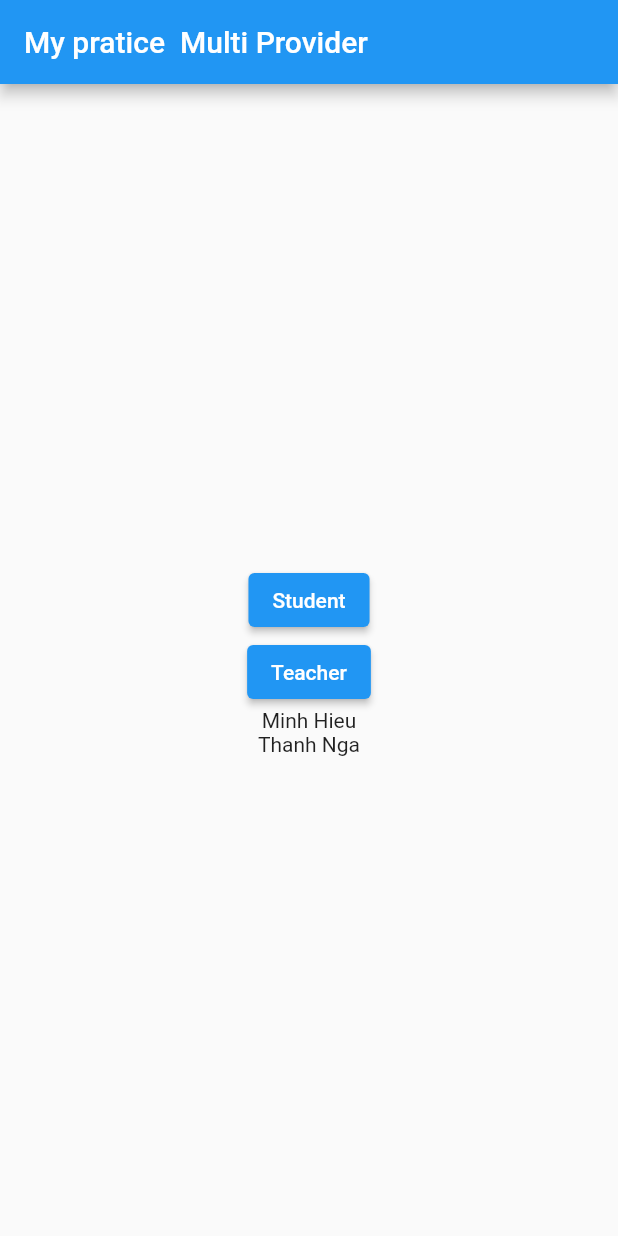
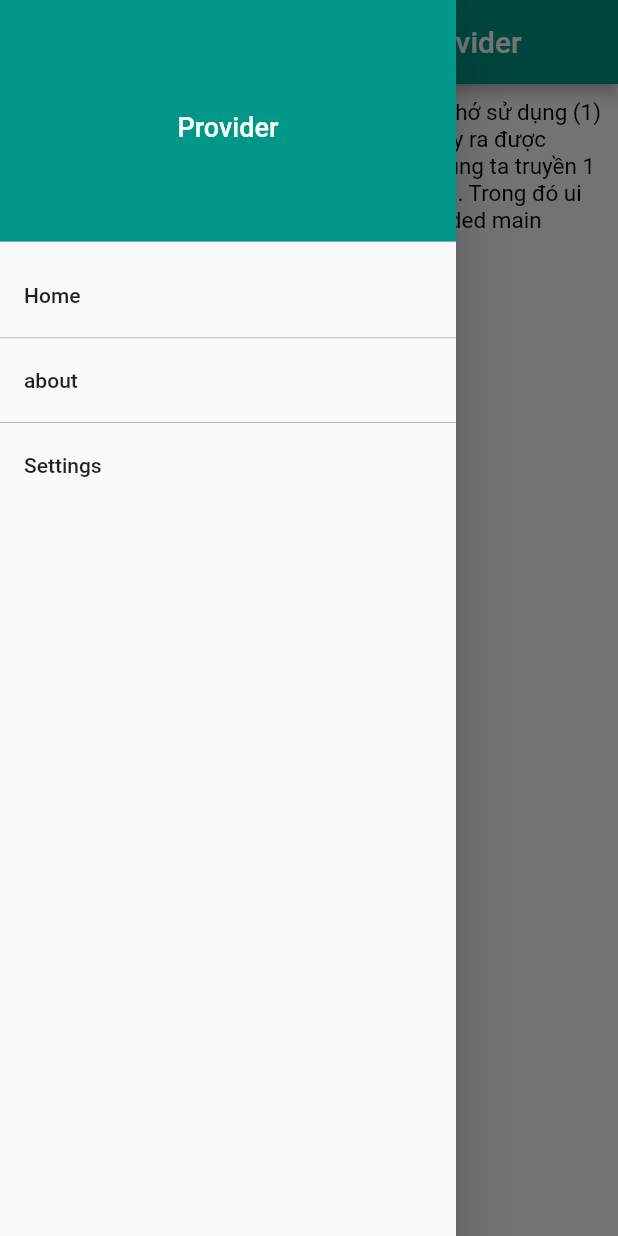
Before and after one commit to CamenRyder/providerDart, a Flutter app: the screen it shows after launch, with the side drawer open (before the commit the screen has no drawer), on a phone screen of 412 x 824 dp. Run offline on Flutter 3.47's test engine with Material 2 defaults, Android fonts, the phone set to English and light mode, and no system bars; missing offline and left inert: dart:ffi.

Commit message:
update  provider02
pratice provider with example simply to use :)

```diff
--- a/lib/main.dart
+++ b/lib/main.dart
@@ -1,29 +1,49 @@
+
 import 'package:flutter/material.dart';
 import 'package:provider/provider.dart';
-import 'package:provider_tutoi01/StreamProviderExample.dart';
-import 'package:provider_tutoi01/futureProviderExample.dart';
-import 'package:provider_tutoi01/mutilProviderExampleByMe.dart';
-import 'package:provider_tutoi01/notifyChangeProviderExample.dart';
-import 'package:provider_tutoi01/providerExample.dart';
-import 'package:provider_tutoi01/providerExampleByMe.dart';
+import 'package:provider_tutoi01/provider_02/view/about.dart';
+import 'package:provider_tutoi01/provider_02/view/home.dart';
+import 'package:provider_tutoi01/provider_02/model/ui.dart';
+import 'package:provider_tutoi01/provider_02/view/settings.dart';
 
 void main() {
-  runApp(const MyApp());
+  runApp( MyApp());
 }
 
 
 
-class MyApp extends StatelessWidget {
+// class MyApp extends StatelessWidget {
+//   const MyApp({super.key});
+
+//   // This widget is the root of your application.
+//   @override
+//   Widget build(BuildContext context) {
+//     //  return const ProviderExample() ;  // tuy là truyền được data nhưng không thể vận dụng để thay đổi trong widget!
+//     // return const ExampleNotifyChangeProvider() ;  // nay cung ngon nhung co ham future ngon hon :v
+//     // return const  FutureProviderExample() ; // giong nhu provider , khứa này có vẻ chỉ ko cập nhật wigdet nó chỉ update dữ liệu theo future :v
+//   //  return const  StreamProviderExample() ; // cơ bản là streamBuilder, consumer chỉ chạy theo luồng của stream không hề có cập nhật widgets
+//     // StreamProvider thường được dùng để truyển khai bloc bussines :v
+//     return  MutilProviderExample();
+//   }
+// }  --> this is provier_01 entry ! <---
+
+ class MyApp extends StatelessWidget {
   const MyApp({super.key});
 
-  // This widget is the root of your application.
   @override
   Widget build(BuildContext context) {
-    //  return const ProviderExample() ;  // tuy là truyền được data nhưng không thể vận dụng để thay đổi trong widget!
-    // return const ExampleNotifyChangeProvider() ;  // nay cung ngon nhung co ham future ngon hon :v
-    // return const  FutureProviderExample() ; // giong nhu provider , khứa này có vẻ chỉ ko cập nhật wigdet nó chỉ update dữ liệu theo future :v
-  //  return const  StreamProviderExample() ; // cơ bản là streamBuilder, consumer chỉ chạy theo luồng của stream không hề có cập nhật widgets
-    // StreamProvider thường được dùng để truyển khai bloc bussines :v
-    return  MutilProviderExample();
+    return MultiProvider(
+      providers: [
+        ChangeNotifierProvider(create: (_) => UI()),
+      ],
+      child: MaterialApp(
+        initialRoute: '/',
+        routes: {
+          '/': (context) => Home(),
+          '/about': (context) => About(),
+          '/settings': (context) => Settings(),
+        },
+      ),
+    );
   }
 }
--- a/lib/myButtonDoSomething.dart
+++ b/lib/provider_01/myButtonDoSomething.dart
@@ -1,6 +1,7 @@
 import 'package:flutter/material.dart';
 import 'package:provider/provider.dart';
-import 'package:provider_tutoi01/notifyChangeProviderExample.dart';
+import 'package:provider_tutoi01/provider_01/notifyChangeProviderExample.dart';
+
 class MyButton extends StatelessWidget {
   const MyButton({super.key});
   @override
--- a/lib/notifyChangeProviderExample.dart
+++ b/lib/provider_01/notifyChangeProviderExample.dart
@@ -1,7 +1,8 @@
 import 'package:flutter/material.dart';
 import 'package:provider_tutoi01/main.dart';
 import 'package:provider/provider.dart';
-import 'package:provider_tutoi01/myButtonDoSomething.dart';
+import 'package:provider_tutoi01/provider_01/myButtonDoSomething.dart';
+
 
 class MyModel2 with ChangeNotifier {
   //                          <--- MyModel
--- /dev/null
+++ b/lib/provider_02/drawer_menu.dart
@@ -0,0 +1,81 @@
+import 'package:flutter/material.dart';
+
+const kTitle = 'Provider';
+
+class DrawerMenu extends StatelessWidget {
+  const DrawerMenu({super.key});
+
+  @override
+  Widget build(BuildContext context) {
+    return Drawer(
+      child: ListView(
+        padding: EdgeInsets.zero,
+        children:<Widget> [
+          const DrawerHeader(  // setup drawerHeader !
+            decoration: BoxDecoration(
+              color: Colors.teal,
+            ),
+            child: Center(
+              child: Text(
+                kTitle,
+                style: TextStyle(
+                  fontSize: 18,
+                  color: Colors.white,
+                ),
+              ),
+            ),
+          ),
+          // getListTile('home', onTap: () {
+          //  // Navigator.pushReplacementNamed(context, '/');
+          //   Navigator.pushNamed(context, '/') ;
+          // }),
+           ListTile(
+            title: const Text("Home"),
+            onTap: () {
+              print("tap tap");
+              // Navigator.pushNamed(context, '/') ;
+              Navigator.pushReplacementNamed(context, '/');
+            },
+          ),
+          getLine(),
+          // getListTile('about', onTap: () {
+          //  // Navigator.pushReplacementNamed(context, '/about');
+
+          // }),
+          ListTile(
+            title: const Text("about"),
+            onTap: () {
+              print("tap tap");
+              Navigator.pushNamed(context, '/about') ;
+            },
+          ),
+          getLine(),
+           ListTile(
+            title: const Text("Settings"),
+            onTap: () {
+              print("tap tap");
+              Navigator.pushNamed(context, '/settings') ;
+            },
+          ),
+        ],
+      ),
+    );
+  }
+
+  Widget getLine() {
+    return SizedBox(
+      height: 0.5,
+      child: Container(
+        color: Colors.grey,
+      ),
+    );
+  }
+
+  Widget getListTile(String title, {required Function onTap}) {
+
+     return ListTile(
+      title: Text(title),
+      onTap: () => onTap,
+    );
+  }
+}
--- /dev/null
+++ b/lib/provider_02/model/ui.dart
@@ -0,0 +1,14 @@
+import 'package:flutter/material.dart';
+
+class UI with ChangeNotifier {
+  double _fontSize = 0.5;
+
+  set fontSize(newValue) {
+    _fontSize = newValue;
+    notifyListeners();
+  }
+
+  double get fontSize => _fontSize * 30;
+
+  double get sliderFontSize => _fontSize;
+}
--- /dev/null
+++ b/lib/provider_02/view/about.dart
@@ -0,0 +1,34 @@
+import 'package:flutter/material.dart';
+import 'package:provider/provider.dart';
+import 'package:provider_tutoi01/provider_02/drawer_menu.dart';
+import 'package:provider_tutoi01/provider_02/model/ui.dart';
+
+
+class About extends StatelessWidget {
+ String text =  "Tương tự như màn hình Home , bạn mở file about.dart và thêm đoạn code sau :";
+
+ @override
+ Widget build(BuildContext context) {
+   return Scaffold(
+     appBar: AppBar(
+       title: const Text('About'),
+       backgroundColor: Colors.teal,
+     ),
+     drawer: const DrawerMenu(),
+     body: Container(
+       margin: const EdgeInsets.all(10.0),
+       child: Consumer<UI>(
+         builder: (context, ui, child) {
+           return RichText(
+             text: TextSpan(
+               text: text,
+               style:
+                   TextStyle(fontSize: ui.fontSize, color: Colors.lightBlue),
+             ),
+           );
+         },
+       ),
+     ),
+   );
+ }
+}
--- /dev/null
+++ b/lib/provider_02/view/home.dart
@@ -0,0 +1,35 @@
+import 'package:flutter/material.dart';
+
+import 'package:provider/provider.dart';
+import 'package:provider_tutoi01/provider_02/drawer_menu.dart';
+import 'package:provider_tutoi01/provider_02/model/ui.dart';
+
+const kAppTitle = 'State Management by Provider';
+const kStateType = 'Provider';
+
+class Home extends StatelessWidget {
+  String text =
+      "Đoạn code trên rất dễ hiểu . Cần lưu ý rằng nhớ sử dụng (1) Consumer<UI> , đoạn này dùng để giúp ta lấy ra được model của class UI. (2) Ở đoạn code này chúng ta truyền 1 function với 3 tham số : context, ui, and child. Trong đó ui là một instance của class UI và đã được binded main widget MyApp.";
+  @override
+  Widget build(BuildContext context) {
+    return Scaffold(
+      appBar: AppBar(
+        title: const Text(kAppTitle),
+        backgroundColor: Colors.teal,
+      ),
+      drawer: const DrawerMenu(),
+      body: Container(
+        margin: const EdgeInsets.all(10),
+        child: Consumer<UI>(
+          builder: (context, ui, child) {
+            return RichText(
+                text: TextSpan(
+              text: text,
+              style: TextStyle(fontSize: ui.fontSize, color: Colors.black),
+            ));
+          },
+        ),
+      ),
+    );
+  }
+}
--- /dev/null
+++ b/lib/provider_02/view/settings.dart
@@ -0,0 +1,35 @@
+import 'package:flutter/material.dart';
+import 'package:provider/provider.dart';
+import 'package:provider_tutoi01/provider_02/drawer_menu.dart';
+import 'package:provider_tutoi01/provider_02/model/ui.dart';
+
+class Settings extends StatelessWidget {
+  @override
+  Widget build(BuildContext context) {
+    return Scaffold(
+      appBar: AppBar(
+        backgroundColor: Colors.teal,
+        title: const Text('Settings'),
+      ),
+      drawer: DrawerMenu(),
+      body: Consumer<UI>(builder: (context, ui, child) {
+        return Column(
+          crossAxisAlignment: CrossAxisAlignment.start,
+          children: <Widget>[
+            Padding(
+                padding: const EdgeInsets.only(left: 20, top: 20),
+                child: Text(
+                  'Font Size: ${ui.fontSize.toInt()}',
+                )),
+            Slider(
+                min: 0.5,
+                value: ui.sliderFontSize,
+                onChanged: (newValue) {
+                  ui.fontSize = newValue;
+                }),
+          ],
+        );
+      }),
+    );
+  }
+}
```
Also changed, not shown: lib/provider_01/futureProviderExample.dart (renamed from lib/futureProviderExample.dart), lib/provider_01/mutilProviderExampleByMe.dart (renamed from lib/mutilProviderExampleByMe.dart), lib/provider_01/providerExample.dart (renamed from lib/providerExample.dart), lib/provider_01/providerExampleByMe.dart (renamed from lib/providerExampleByMe.dart), lib/provider_01/streamProviderExample.dart (renamed from lib/streamProviderExample.dart).
